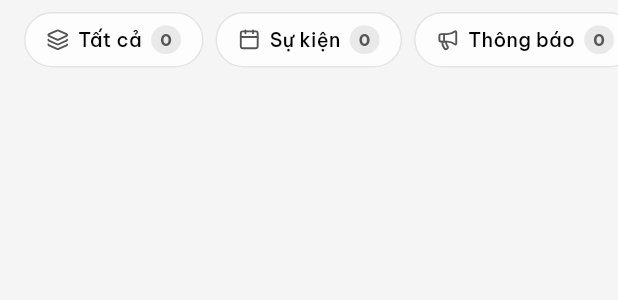
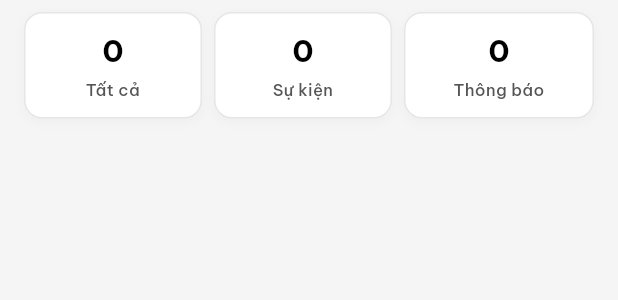
Before and after one commit to ThachDev/Huynh_Genealogy, a Flutter app: the EventFilterBar widget shown alone on an empty page, opened directly with empty values, on a phone screen of 412 x 824 dp. Shown: the top 300 px of the screen. Run offline on Flutter 3.47's test engine with Material 3 defaults, Android fonts, the phone set to English and light mode, and no system bars; our stand-ins replace bloc_concurrency, cached_network_image, dartz, dio, dropdown_button2, equatable and 19 more; missing offline and left inert: gal, mobile_scanner, vnlunar; accounts and stored records are empty; network calls fail.

Commit message:
refactor: overhaul event filter bar design and modernize event item card layout

```diff
--- a/lib/features/admin/presentation/widgets/events/event_filter_bar.dart
+++ b/lib/features/admin/presentation/widgets/events/event_filter_bar.dart
@@ -1,6 +1,5 @@
 import 'package:flutter/material.dart';
 import 'package:google_fonts/google_fonts.dart';
-import 'package:lucide_icons/lucide_icons.dart';
 import '../../../../../core/theme/theme_extensions.dart';
 import '../../../../../resources/app_localizations.dart';
 
@@ -23,107 +22,39 @@ class EventFilterBar extends StatelessWidget {
       {
         'key': 'all',
         'label': l10n.allLabel,
-        'icon': LucideIcons.layers,
+        'count': counts['all'] ?? 0,
       },
       {
         'key': 'event',
         'label': l10n.eventTypeEvent,
-        'icon': LucideIcons.calendar,
+        'count': counts['event'] ?? 0,
       },
       {
         'key': 'announcement',
         'label': l10n.eventTypeAnnouncement,
-        'icon': LucideIcons.megaphone,
+        'count': counts['announcement'] ?? 0,
       },
     ];
 
-    return SingleChildScrollView(
-      scrollDirection: Axis.horizontal,
-      physics: const BouncingScrollPhysics(),
+    return Padding(
       padding: const EdgeInsets.symmetric(horizontal: 16, vertical: 8),
       child: Row(
         children: filters.map((filter) {
           final key = filter['key'] as String;
           final label = filter['label'] as String;
-          final icon = filter['icon'] as IconData;
-          final count = counts[key] ?? 0;
+          final count = filter['count'] as int;
           final isSelected = selectedType == key;
 
-          return Padding(
-            padding: const EdgeInsets.only(right: 8),
-            child: Material(
-              color: Colors.transparent,
-              child: InkWell(
+          return Expanded(
+            child: Padding(
+              padding: EdgeInsets.only(
+                right: key != 'announcement' ? 8.0 : 0.0,
+              ),
+              child: StatFilterCardItem(
+                label: label,
+                value: '$count',
+                isSelected: isSelected,
                 onTap: () => onSelectType(key),
-                borderRadius: BorderRadius.circular(20),
-                child: AnimatedContainer(
-                  duration: const Duration(milliseconds: 200),
-                  padding: const EdgeInsets.symmetric(horizontal: 14, vertical: 8),
-                  decoration: BoxDecoration(
-                    color: isSelected
-                        ? context.primary
-                        : context.surface.withValues(alpha: 0.8),
-                    borderRadius: BorderRadius.circular(20),
-                    border: Border.all(
-                      color: isSelected
-                          ? context.primary
-                          : context.textSecondary.withValues(alpha: 0.15),
-                      width: 1,
-                    ),
-                    boxShadow: isSelected
-                        ? [
-                            BoxShadow(
-                              color: context.primary.withValues(alpha: 0.25),
-                              blurRadius: 8,
-                              offset: const Offset(0, 3),
-                            ),
-                          ]
-                        : [],
-                  ),
-                  child: Row(
-                    mainAxisSize: MainAxisSize.min,
-                    children: [
-                      Icon(
-                        icon,
-                        size: 15,
-                        color: isSelected
-                            ? Colors.white
-                            : context.textSecondary,
-                      ),
-                      const SizedBox(width: 6),
-                      Text(
-                        label,
-                        style: GoogleFonts.beVietnamPro(
-                          fontSize: 13,
-                          fontWeight: isSelected ? FontWeight.w700 : FontWeight.w500,
-                          color: isSelected
-                              ? Colors.white
-                              : context.textPrimary,
-                        ),
-                      ),
-                      const SizedBox(width: 6),
-                      Container(
-                        padding: const EdgeInsets.symmetric(horizontal: 6, vertical: 1.5),
-                        decoration: BoxDecoration(
-                          color: isSelected
-                              ? Colors.white.withValues(alpha: 0.25)
-                              : context.textSecondary.withValues(alpha: 0.12),
-                          borderRadius: BorderRadius.circular(10),
-                        ),
-                        child: Text(
-                          '$count',
-                          style: GoogleFonts.beVietnamPro(
-                            fontSize: 11,
-                            fontWeight: FontWeight.bold,
-                            color: isSelected
-                                ? Colors.white
-                                : context.textSecondary,
-                          ),
-                        ),
-                      ),
-                    ],
-                  ),
-                ),
               ),
             ),
           );
@@ -132,3 +63,86 @@ class EventFilterBar extends StatelessWidget {
     );
   }
 }
+
+class StatFilterCardItem extends StatelessWidget {
+  final String label;
+  final String value;
+  final bool isSelected;
+  final VoidCallback onTap;
+
+  const StatFilterCardItem({
+    super.key,
+    required this.label,
+    required this.value,
+    required this.isSelected,
+    required this.onTap,
+  });
+
+  @override
+  Widget build(BuildContext context) {
+    final Color cardBg = isSelected ? context.primary : context.surface;
+
+    final Color borderColor = isSelected
+        ? context.primary
+        : context.textSecondary.withValues(alpha: 0.15);
+
+    final Color numberColor = isSelected ? Colors.white : context.textPrimary;
+
+    final Color labelColor = isSelected ? Colors.white : context.textSecondary;
+
+    return Material(
+      color: Colors.transparent,
+      child: InkWell(
+        onTap: onTap,
+        borderRadius: BorderRadius.circular(12),
+        child: AnimatedContainer(
+          duration: const Duration(milliseconds: 200),
+          padding: const EdgeInsets.symmetric(vertical: 10, horizontal: 6),
+          decoration: BoxDecoration(
+            color: cardBg,
+            borderRadius: BorderRadius.circular(12),
+            border: isSelected
+                ? null
+                : Border.all(
+                    color: borderColor,
+                    width: 1.0,
+                  ),
+            boxShadow: [
+              BoxShadow(
+                color: Colors.black.withValues(alpha: isSelected ? 0.12 : 0.03),
+                blurRadius: 6,
+                offset: const Offset(0, 2),
+              ),
+            ],
+          ),
+          child: Column(
+            mainAxisSize: MainAxisSize.min,
+            mainAxisAlignment: MainAxisAlignment.center,
+            children: [
+              Text(
+                value,
+                style: GoogleFonts.beVietnamPro(
+                  fontSize: 20,
+                  fontWeight: FontWeight.bold,
+                  color: numberColor,
+                ),
+              ),
+              const SizedBox(height: 4),
+              Text(
+                label,
+                textAlign: TextAlign.center,
+                maxLines: 1,
+                overflow: TextOverflow.ellipsis,
+                style: GoogleFonts.beVietnamPro(
+                  fontSize: 11,
+                  fontWeight: isSelected ? FontWeight.bold : FontWeight.w500,
+                  color: labelColor,
+                ),
+              ),
+            ],
+          ),
+        ),
+      ),
+    );
+  }
+}
```
Also changed, not shown: lib/features/admin/presentation/widgets/admin_dashboard/quick_stats_row.dart (+9 -15 lines), lib/features/admin/presentation/widgets/events/announcement_item_card.dart (+106 -67 lines), lib/features/admin/presentation/widgets/events/event_item_card.dart (+135 -199 lines).
